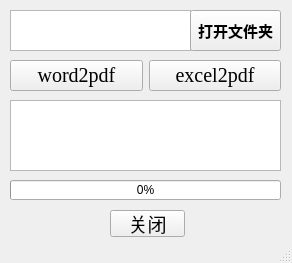
The window that word2pdf/word2pdf.ui (ian-lab/ptqy) describes before a commit, drawn with Qt 5.
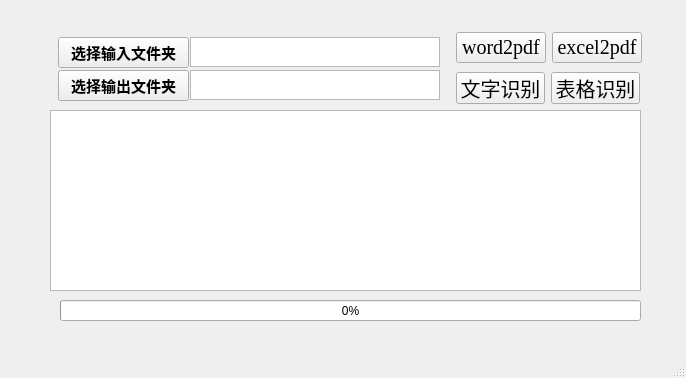
The same window after the commit.

Patch:
```diff
--- a/word2pdf/word2pdf.ui
+++ b/word2pdf/word2pdf.ui
@@ -6,8 +6,8 @@
    <rect>
     <x>0</x>
     <y>0</y>
-    <width>292</width>
-    <height>263</height>
+    <width>686</width>
+    <height>378</height>
    </rect>
   </property>
   <property name="windowTitle">
@@ -17,26 +17,26 @@
    <widget class="QTextBrowser" name="FilePathText">
     <property name="geometry">
      <rect>
-      <x>10</x>
-      <y>10</y>
-      <width>181</width>
-      <height>41</height>
+      <x>190</x>
+      <y>37</y>
+      <width>250</width>
+      <height>30</height>
      </rect>
     </property>
     <property name="font">
      <font>
       <family>Times New Roman</family>
-      <pointsize>13</pointsize>
+      <pointsize>11</pointsize>
      </font>
     </property>
    </widget>
    <widget class="QPushButton" name="openFileButton">
     <property name="geometry">
      <rect>
-      <x>190</x>
-      <y>10</y>
-      <width>91</width>
-      <height>41</height>
+      <x>58</x>
+      <y>37</y>
+      <width>131</width>
+      <height>31</height>
      </rect>
     </property>
     <property name="font">
@@ -48,63 +48,42 @@
      </font>
     </property>
     <property name="text">
-     <string>打开文件夹</string>
+     <string>选择输入文件夹</string>
     </property>
    </widget>
    <widget class="QProgressBar" name="progressBar">
     <property name="geometry">
      <rect>
-      <x>10</x>
-      <y>180</y>
-      <width>271</width>
-      <height>20</height>
+      <x>60</x>
+      <y>300</y>
+      <width>581</width>
+      <height>21</height>
      </rect>
     </property>
     <property name="value">
      <number>0</number>
     </property>
    </widget>
-   <widget class="QPushButton" name="pushButton_2">
-    <property name="geometry">
-     <rect>
-      <x>110</x>
-      <y>210</y>
-      <width>75</width>
-      <height>27</height>
-     </rect>
-    </property>
-    <property name="font">
-     <font>
-      <family>宋体</family>
-      <pointsize>14</pointsize>
-      <weight>50</weight>
-      <bold>false</bold>
-     </font>
-    </property>
-    <property name="text">
-     <string>关闭</string>
-    </property>
-   </widget>
    <widget class="QTextBrowser" name="textBrowser">
     <property name="geometry">
      <rect>
-      <x>10</x>
-      <y>100</y>
-      <width>271</width>
-      <height>71</height>
+      <x>50</x>
+      <y>110</y>
+      <width>591</width>
+      <height>181</height>
      </rect>
     </property>
     <property name="autoFillBackground">
      <bool>false</bool>
     </property>
    </widget>
-   <widget class="QWidget" name="">
+   <widget class="QWidget" name="layoutWidget">
     <property name="geometry">
      <rect>
-      <x>10</x>
-      <y>60</y>
-      <width>271</width>
-      <height>31</height>
+      <x>456</x>
+      <y>32</y>
+      <width>186</width>
+      <height>32</height>
      </rect>
     </property>
     <layout class="QHBoxLayout" name="horizontalLayout">
@@ -140,6 +119,85 @@
      </item>
     </layout>
    </widget>
+   <widget class="QWidget" name="layoutWidget_2">
+    <property name="geometry">
+     <rect>
+      <x>456</x>
+      <y>72</y>
+      <width>184</width>
+      <height>32</height>
+     </rect>
+    </property>
+    <layout class="QHBoxLayout" name="horizontalLayout_2">
+     <item>
+      <widget class="QPushButton" name="img2wordButton">
+       <property name="font">
+        <font>
+         <family>Times New Roman</family>
+         <pointsize>15</pointsize>
+         <weight>50</weight>
+         <bold>false</bold>
+        </font>
+       </property>
+       <property name="text">
+        <string>文字识别</string>
+       </property>
+      </widget>
+     </item>
+     <item>
+      <widget class="QPushButton" name="img2tableButton">
+       <property name="font">
+        <font>
+         <family>Times New Roman</family>
+         <pointsize>15</pointsize>
+         <weight>50</weight>
+         <bold>false</bold>
+        </font>
+       </property>
+       <property name="text">
+        <string>表格识别</string>
+       </property>
+      </widget>
+     </item>
+    </layout>
+   </widget>
+   <widget class="QTextBrowser" name="OutputFilePathText">
+    <property name="geometry">
+     <rect>
+      <x>190</x>
+      <y>70</y>
+      <width>250</width>
+      <height>30</height>
+     </rect>
+    </property>
+    <property name="font">
+     <font>
+      <family>Times New Roman</family>
+      <pointsize>11</pointsize>
+     </font>
+    </property>
+   </widget>
+   <widget class="QPushButton" name="openOutputFileButton">
+    <property name="geometry">
+     <rect>
+      <x>58</x>
+      <y>70</y>
+      <width>131</width>
+      <height>31</height>
+     </rect>
+    </property>
+    <property name="font">
+     <font>
+      <family>宋体</family>
+      <pointsize>11</pointsize>
+      <weight>75</weight>
+      <bold>true</bold>
+     </font>
+    </property>
+    <property name="text">
+     <string>选择输出文件夹</string>
+    </property>
+   </widget>
   </widget>
   <widget class="QMenuBar" name="menubar">
    <property name="geometry">
```
Left out of the diff: 21 changed lines with no effect on the pictures.
